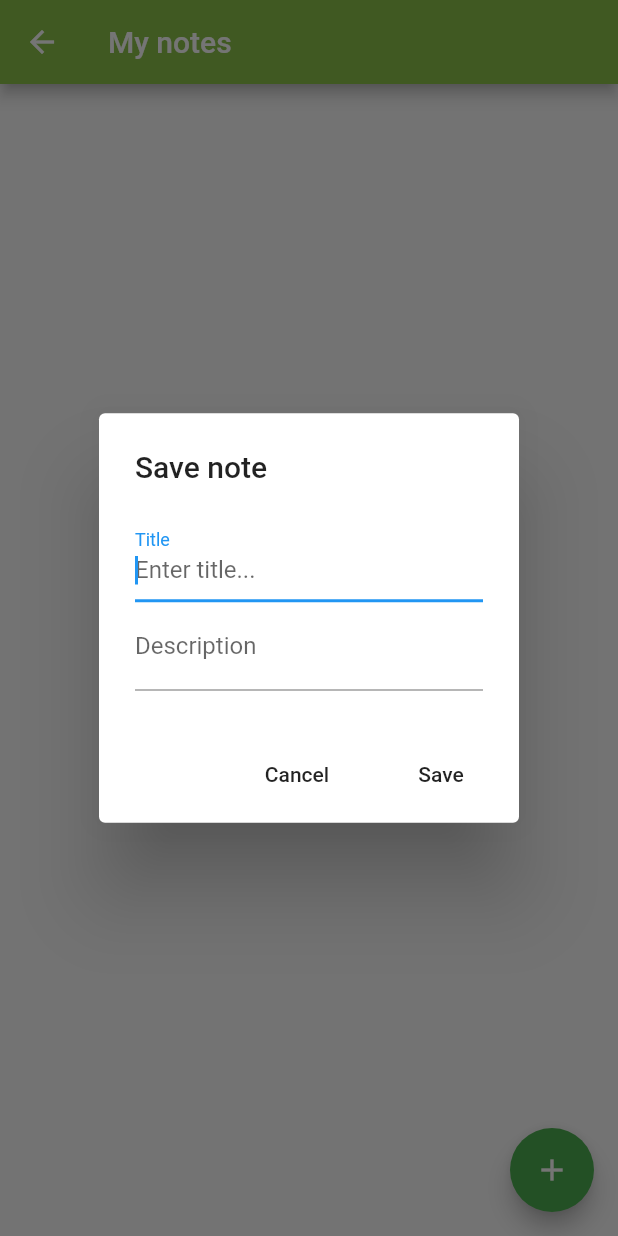
After one commit to GabrielStahlberg/TutorialApp_Flutter, a Flutter app: the NotesMain screen opened by its route, after a tap on the "add" icon, on a phone screen of 412 x 824 dp. The commit adds this screen. Run offline on Flutter 3.47's test engine with Material 2 defaults, Android fonts, the phone set to English and light mode, and no system bars; our stand-ins replace mask_text_input_formatter, shared_preferences, sqflite; missing offline and left inert: flutter_youtube; accounts and stored records are empty.

Commit message:
Notes app finished, CRUD done. Using internal database.

```diff
--- /dev/null
+++ b/lib/helper/DatabaseNotesHelper.dart
@@ -0,0 +1,65 @@
+import 'package:sqflite/sqflite.dart';
+import 'package:path/path.dart';
+import 'package:tutorial_app/widgets/notes/Note.dart';
+
+class DatabaseNotesHelper {
+
+  static final String tableName = "note";
+  static final DatabaseNotesHelper _databaseHelper = DatabaseNotesHelper._internal();
+  Database _db;
+
+  factory DatabaseNotesHelper() {
+    return _databaseHelper;
+  }
+
+  DatabaseNotesHelper._internal() {}
+
+  get db async {
+    return _db == null ? await initDb() : _db;
+  }
+
+  _onCreate(Database db, int version) async {
+    String sql = "CREATE TABLE $tableName (id INTEGER PRIMARY KEY AUTOINCREMENT, title VARCHAR, description TEXT, date DATETIME)";
+    await db.execute(sql);
+  }
+
+  initDb() async {
+    final databasePath = await getDatabasesPath();
+    final databaseLocal = join(databasePath, "notes_db");
+
+    var db = await openDatabase(databaseLocal, version: 1, onCreate: _onCreate);
+    return db;
+  }
+
+  Future<int> save(Note note) async {
+    var dataBase = await db;
+    int result = await dataBase.insert(tableName, note.convertToMap());
+    return result;
+  }
+
+  Future<int> update(Note note) async {
+    var dataBase = await db;
+    return await dataBase.update(
+      tableName,
+      note.convertToMap(),
+      where: "id = ?",
+      whereArgs: [note.id]
+    );
+  }
+
+  Future<int> delete(int id) async {
+    var dataBase = await db;
+    return await dataBase.delete(
+        tableName,
+        where: "id = ?",
+        whereArgs: [id]
+    );
+  }
+
+  findAll() async {
+    var dataBase = await db;
+    String sql = "SELECT * FROM $tableName ORDER BY date DESC";
+    List notes = await dataBase.rawQuery(sql);
+    return notes;
+  }
+}
--- /dev/null
+++ b/lib/helper/key.dart
@@ -0,0 +1 @@
+const YOUTUBE_API_KEY = "AIzaSyBzvJ_TBa6kLw3MtNR4xKeoqP052l_WZ0o";
--- a/lib/main.dart
+++ b/lib/main.dart
@@ -5,6 +5,7 @@ import 'package:tutorial_app/widgets/screens/FormMain.dart';
 import 'package:tutorial_app/widgets/screens/SignUp.dart';
 import 'package:tutorial_app/widgets/screens/TasksMain.dart';
 import 'package:tutorial_app/widgets/youtube/YoutubeMain.dart';
+import 'package:tutorial_app/widgets/notes/NotesMain.dart';
 
 void main() => runApp(MaterialApp(
   routes: {
@@ -13,6 +14,7 @@ void main() => runApp(MaterialApp(
     "/bitcoin": (context) => BitcoinsValue(),
     "/youtube": (context) => YoutubeMain(),
     "/tasks": (context) => TasksMain(),
+    "/notes": (context) => NotesMain(),
   },
   home: FormMain(),
   debugShowCheckedModeBanner: false,
--- /dev/null
+++ b/lib/widgets/notes/Note.dart
@@ -0,0 +1,27 @@
+class Note {
+  int id;
+  String title;
+  String description;
+  String date;
+
+  Note(this.title, this.description, this.date);
+
+  Note.fromMap(Map map) {
+    this.id = map["id"];
+    this.title = map["title"];
+    this.description = map["description"];
+    this.date = map["date"];
+  }
+
+  Map convertToMap() {
+    Map<String, dynamic> map = {
+      "title": this.title,
+      "description": this.description,
+      "date": this.date
+    };
+    if(this.id != null) {
+      map["id"] = this.id;
+    }
+    return map;
+  }
+}
--- /dev/null
+++ b/lib/widgets/notes/NotesMain.dart
@@ -0,0 +1,194 @@
+import 'package:flutter/material.dart';
+import 'package:tutorial_app/widgets/notes/Note.dart';
+import 'package:tutorial_app/helper/DatabaseNotesHelper.dart';
+import 'package:intl/intl.dart';
+import 'package:intl/date_symbol_data_local.dart';
+
+class NotesMain extends StatefulWidget {
+  @override
+  _NotesMainState createState() => _NotesMainState();
+}
+
+class _NotesMainState extends State<NotesMain> {
+
+  TextEditingController _titleController = TextEditingController();
+  TextEditingController _descriptionController = TextEditingController();
+  var _database = DatabaseNotesHelper();
+  List<Note> _notes = List<Note>();
+
+  @override
+  void initState() {
+    super.initState();
+    _retrieveNotes();
+  }
+
+  @override
+  Widget build(BuildContext context) {
+    return Scaffold(
+      appBar: AppBar(
+        title: Text("My notes"),
+        backgroundColor: Colors.lightGreen,
+      ),
+      body: Column(
+        children: <Widget>[
+          Expanded(
+            child: ListView.builder(
+              itemCount: _notes.length,
+              itemBuilder: (context, index) {
+                final note = _notes[index];
+
+                return Card(
+                  child: ListTile(
+                    title: Text(note.title),
+                    subtitle: Text("${_dateFormatter(note.date)} - ${note.description}"),
+                    trailing: Row(
+                      mainAxisSize: MainAxisSize.min,
+                      children: <Widget>[
+                        GestureDetector(
+                          onTap: () {
+                            _showRegisterScreen(note: note);
+                          },
+                          child: Padding(
+                            padding: EdgeInsets.only(right: 16),
+                            child: Icon(
+                              Icons.edit,
+                              color: Colors.green,
+                            ),
+                          ),
+                        ),
+                        GestureDetector(
+                          onTap: () {
+                            _deleteNote(note.id);
+                          },
+                          child: Padding(
+                            padding: EdgeInsets.only(right: 0),
+                            child: Icon(
+                              Icons.remove_circle,
+                              color: Colors.red,
+                            ),
+                          ),
+                        )
+                      ],
+                    ),
+                  ),
+                );
+              }
+            ),
+          )
+        ],
+      ),
+      floatingActionButton: FloatingActionButton(
+        backgroundColor: Colors.green,
+        foregroundColor: Colors.white,
+        child: Icon(Icons.add),
+        onPressed: () {
+          _showRegisterScreen();
+        }
+      ),
+    );
+  }
+
+  _showRegisterScreen({Note note}) {
+    String saveOrUpdateText = "";
+    if(note == null) {
+      _titleController.text = "";
+      _descriptionController.text = "";
+      saveOrUpdateText = "Save";
+    } else {
+      _titleController.text = note.title;
+      _descriptionController.text = note.description;
+      saveOrUpdateText = "Update";
+    }
+
+    showDialog(
+        context: context,
+        builder: (context) {
+          return AlertDialog(
+            title: Text("$saveOrUpdateText note"),
+            content: Column(
+              mainAxisSize: MainAxisSize.min,
+              children: <Widget>[
+                TextField(
+                  controller: _titleController,
+                  autofocus: true,
+                  decoration: InputDecoration(
+                      labelText: "Title",
+                      hintText: "Enter title..."
+                  ),
+                ),
+                TextField(
+                  controller: _descriptionController,
+                  decoration: InputDecoration(
+                      labelText: "Description",
+                      hintText: "Enter description..."
+                  ),
+                )
+              ],
+            ),
+            actions: <Widget>[
+              FlatButton(
+                  onPressed: () => Navigator.pop(context),
+                  child: Text("Cancel")
+              ),
+              FlatButton(
+                  onPressed: () {
+                    _saveEditNote(selectedNote: note);
+                    Navigator.pop(context);
+                  },
+                  child: Text(saveOrUpdateText)
+              )
+            ],
+          );
+        }
+    );
+  }
+
+  _retrieveNotes() async {
+    List retrievedNotes = await _database.findAll();
+    List<Note> tempList = List<Note>();
+
+    for(var item in retrievedNotes) {
+      Note note = Note.fromMap(item);
+      tempList.add(note);
+    }
+
+    setState(() {
+      _notes = tempList;
+    });
+    tempList = null;
+  }
+
+  _deleteNote(int id) async {
+    await _database.delete(id);
+    _retrieveNotes();
+  }
+
+  _saveEditNote({Note selectedNote}) async {
+    String title = _titleController.text;
+    String description = _descriptionController.text;
+
+    int result;
+    if(selectedNote == null) {
+      Note note = Note(title, description, DateTime.now().toString());
+      result = await _database.save(note);
+    } else {
+      selectedNote.title = title;
+      selectedNote.description = description;
+      selectedNote.date = DateTime.now().toString();
+      result = await _database.update(selectedNote);
+    }
+
+    _titleController.clear();
+    _descriptionController.clear();
+
+    _retrieveNotes();
+  }
+
+  _dateFormatter(String date) {
+    initializeDateFormatting("pt_BR");
+    var formatter = DateFormat.yMd("pt_BR");
+
+    DateTime convertedDate = DateTime.parse(date);
+    return formatter.format(convertedDate);
+  }
+}
--- a/lib/widgets/screens/FormMain.dart
+++ b/lib/widgets/screens/FormMain.dart
@@ -67,6 +67,15 @@ class _FormMainState extends State<FormMain> {
                   ),
                 ),
                 onPressed: () => _openScreen("/tasks"),
+              ),
+              RaisedButton(
+                child: Text(
+                  "Notes",
+                  style: TextStyle(
+                      fontSize: 20
+                  ),
+                ),
+                onPressed: () => _openScreen("/notes"),
               )
             ],
           ),
--- a/lib/widgets/youtube/api/Api.dart
+++ b/lib/widgets/youtube/api/Api.dart
@@ -1,6 +1,6 @@
 import 'package:http/http.dart' as http;
 import 'dart:convert';
-import '../../../utils/key.dart';
+import 'package:tutorial_app/helper/key.dart';
 import 'package:tutorial_app/widgets/youtube/model/Video.dart';
 
 const CHANNEL_ID = "UCbcxFkd6B9xUU54InHv4Tig";
--- a/lib/widgets/youtube/screens/HomeScreen.dart
+++ b/lib/widgets/youtube/screens/HomeScreen.dart
@@ -2,7 +2,7 @@ import 'package:flutter/material.dart';
 import 'package:tutorial_app/widgets/youtube/api/Api.dart';
 import 'package:tutorial_app/widgets/youtube/model/Video.dart';
 import 'package:flutter_youtube/flutter_youtube.dart';
-import '../../../utils/key.dart';
+import 'package:tutorial_app/helper/key.dart';
 
 class HomeScreen extends StatefulWidget {
 
--- a/pubspec.yaml
+++ b/pubspec.yaml
@@ -28,6 +28,8 @@ dependencies:
   flutter_youtube: ^2.0.0
   shared_preferences: ^0.5.7+2
   path_provider: ^1.6.8
+  sqflite: ^1.3.0+1
+  intl: ^0.16.1
 
 dev_dependencies:
   flutter_test:
```
Also changed, not shown: pubspec.lock, 1 other file.
